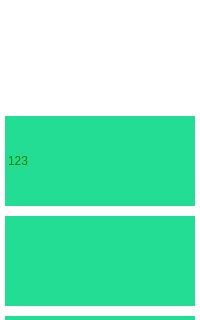
Before: the Qt Designer form SmartCabinet/Cabinet/cabinet.ui in birdman1992/SmartCabinet, drawn with Qt 5; both pictures show x 0 to 200 and y 89 to 409 of the 200 by 600 pixel window.
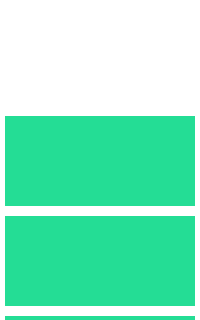
After: the same form once the commit is applied.

Patch:
```diff
--- a/SmartCabinet/Cabinet/cabinet.ui
+++ b/SmartCabinet/Cabinet/cabinet.ui
@@ -96,7 +96,7 @@
      </property>
      <property name="styleSheet">
       <string notr="true">QTableWidget{
-    color:green;    /*前景色：文字颜色*/
+    color: rgb(255, 255, 255);    /*前景色：文字颜色*/
     selection-color:rgb(13, 96, 150);    /*鼠标选中时前景色：文字颜色*/
     selection-background-color:lightgray;   /*鼠标选中时背景色*/
     border:0px solid gray;  /*边框线的宽度、颜色*/
@@ -156,7 +156,7 @@
      <column/>
      <item row="0" column="0">
       <property name="text">
-       <string>123</string>
+       <string/>
       </property>
      </item>
     </widget>
```
